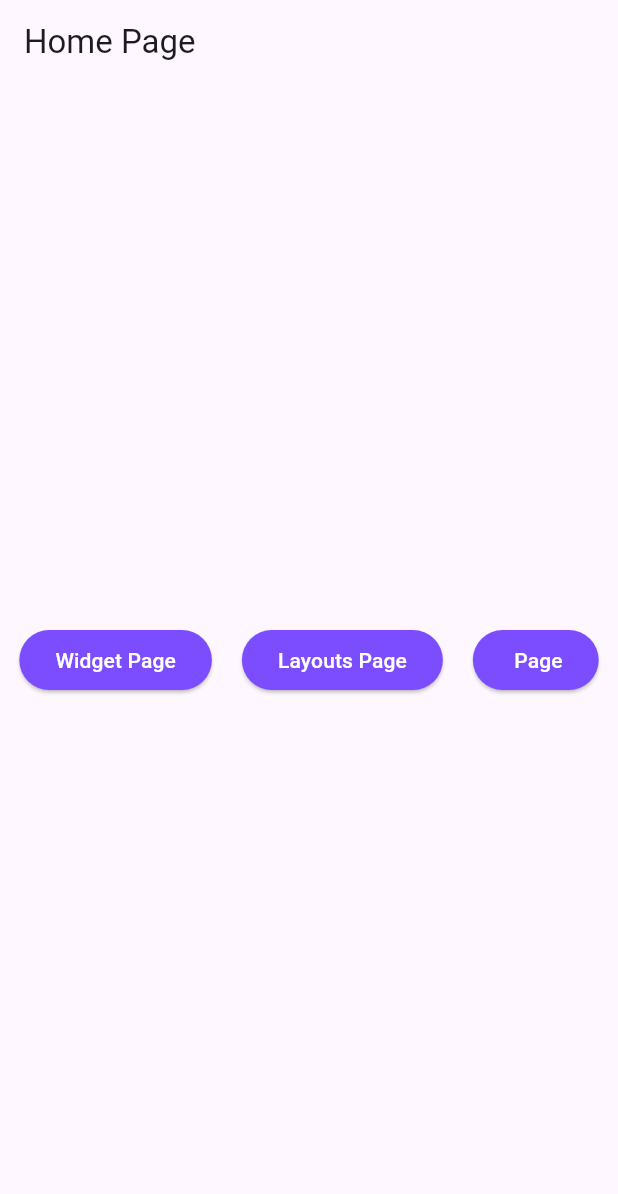
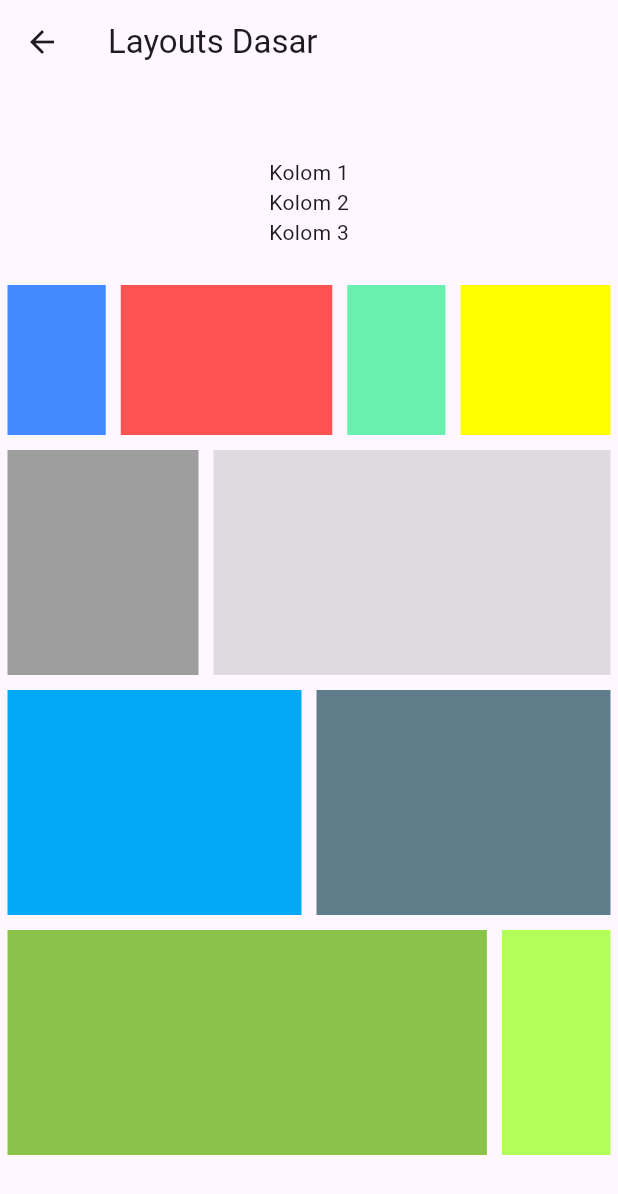
Before and after one commit to athaabiyyu/Learn_Flutter, a Flutter app: the screen it shows after launch, after a tap on "Layouts Page", on a phone screen of 412 x 824 dp. Shown: the top 1194 px of the screen. Run offline on Flutter 3.47's test engine with Material 3 defaults, Android fonts, the light colour scheme and no system bars.

Commit message:
Layout Dasar

```diff
--- a/learn_basic_flutter/lib/pages/home/home.dart
+++ b/learn_basic_flutter/lib/pages/home/home.dart
@@ -1,5 +1,6 @@
 import 'package:flutter/material.dart';
 import 'package:learn_basic_flutter/pages/widget dasar/widget_dasar.dart';
+import 'package:learn_basic_flutter/pages/layout dasar/layout_dasar.dart';
 
 class HomePage extends StatelessWidget {
   const HomePage({super.key});
@@ -20,9 +21,8 @@ class HomePage extends StatelessWidget {
               onPressed: () {
                 Navigator.push(
                     context,
-                    MaterialPageRoute(
-                      builder: (context) => const WidgetDasar(),
-                    ));
+                    MaterialPageRoute(builder: (context) => const WidgetDasar(),)
+                );
               },
               style: ElevatedButton.styleFrom(
                   backgroundColor: Colors.deepPurpleAccent,
@@ -31,7 +31,10 @@ class HomePage extends StatelessWidget {
             ),
             ElevatedButton(
               onPressed: () {
-
+                Navigator.push(
+                  context,
+                  MaterialPageRoute(builder: (context) => const LayoutsDasar())
+                );
               },
               style: ElevatedButton.styleFrom(
                   backgroundColor: Colors.deepPurpleAccent,
--- a/learn_basic_flutter/lib/pages/layout dasar/layout_dasar.dart
+++ b/learn_basic_flutter/lib/pages/layout dasar/layout_dasar.dart
@@ -0,0 +1,132 @@
+import 'package:flutter/material.dart';
+
+class LayoutsDasar extends StatelessWidget {
+  const LayoutsDasar({super.key});
+
+  @override
+  Widget build(BuildContext context) {
+    return Scaffold(
+      appBar: AppBar(
+        title: const Text('Layouts Dasar'),
+      ),
+      body: Column(
+        mainAxisAlignment: MainAxisAlignment.center,
+        children: [
+          const Text('Kolom 1'),
+          const Text('Kolom 2'),
+          const Text('Kolom 3'),
+
+          const SizedBox(height: 20),
+
+          Row(
+            mainAxisAlignment: MainAxisAlignment.spaceEvenly,
+            children: [
+              Expanded(
+                flex: 1,
+                child: Container(
+                  margin: const EdgeInsets.all(5),
+                  height: 100,
+                  color: Colors.blueAccent
+                ),
+              ),
+              Expanded(
+                flex: 2,
+                child: Container(
+                  margin: const EdgeInsets.all(5),
+                  height: 100,
+                  color: Colors.redAccent
+                ),
+              ),
+              Expanded(
+                flex: 1,
+                child: Container(
+                  margin: const EdgeInsets.all(5),
+                  height: 100,
+                  color: Colors.greenAccent
+                ),
+              ),
+              Container(
+                margin: const EdgeInsets.all(5),
+                width: 100,
+                height: 100,
+                color: Colors.yellowAccent
+              )
+            ]
+          ),
+
+          Column(
+            children: [
+              Row(
+                children: [
+                  Expanded(
+                    flex: 1,
+                    child: Container(
+                      margin: const EdgeInsets.all(5),
+                      height: 150,
+                      color: Colors.grey
+                    ),
+                  ),
+                  Expanded(
+                    flex: 2,
+                    child: Container(
+                      margin: const EdgeInsets.all(5),
+                      height: 150,
+                      color: Colors.black12
+                    ),
+                  )
+                ],
+              )
+            ],
+          ),
+
+          Column(
+            children: [
+              Row(
+                children: [
+                  Expanded(
+                    child: Container(
+                      margin: const EdgeInsets.all(5),
+                      height: 150,
+                      color: Colors.lightBlue,
+                    ),
+                  ),
+                  Expanded(
+                    child: Container(
+                      margin: const EdgeInsets.all(5),
+                      height: 150,
+                      color: Colors.blueGrey,
+                    ),
+                  )
+                ],
+              )
+            ],
+          ),
+
+          Column(
+            children: [
+              Row(
+                children: [
+                  Expanded(
+                    flex: 4,
+                    child: Container(
+                      margin: const EdgeInsets.all(5),
+                      height: 150,
+                      color: Colors.lightGreen,
+                    ),
+                  ),
+                  Expanded(
+                    child: Container(
+                      margin: const EdgeInsets.all(5),
+                      height: 150,
+                      color: Colors.lightGreenAccent,
+                    ),
+                  )
+                ],
+              )
+            ],
+          )
+        ]
+      ),
+    );
+  }
+}
```
